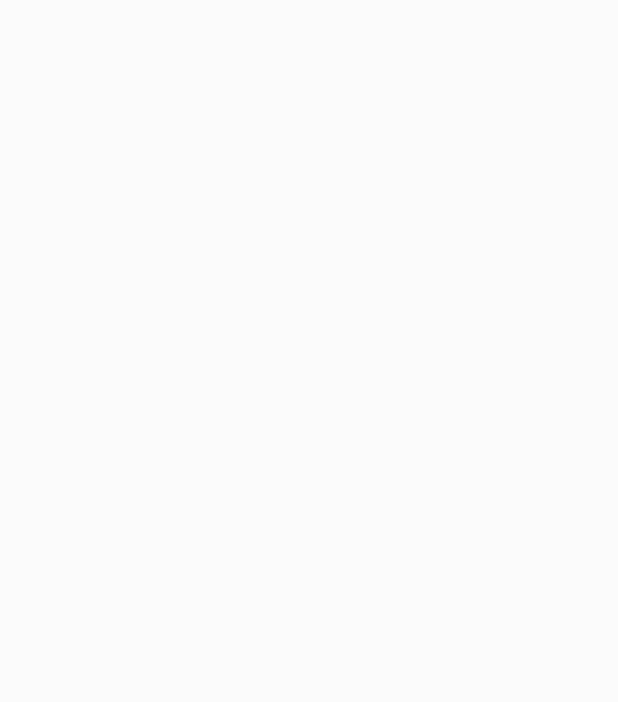
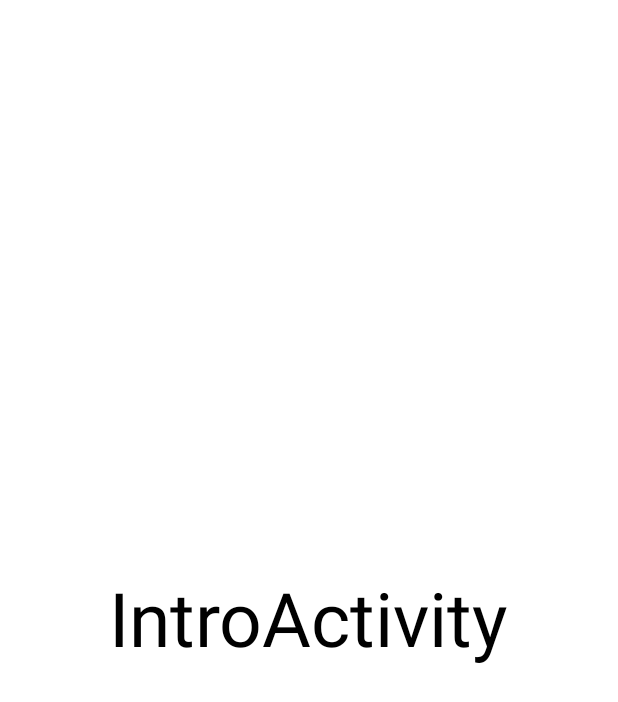
Before and after one commit to JinHwanJung/android-study-java, an Android app: the screen it shows after launch (IntroActivity), on a phone screen of 412 x 824 dp. Before the commit the part shown is empty. Shown: the top 702 px of the screen. Run offline under Robolectric (Android 15) with nearby library versions, the phone set to English and light mode, and no system bars.

Commit message:
앱명, 인트로 xml

```diff
--- a/app/src/main/res/layout/activity_intro.xml
+++ b/app/src/main/res/layout/activity_intro.xml
@@ -1,6 +1,16 @@
 <?xml version="1.0" encoding="utf-8"?>
-<LinearLayout
-    xmlns:android="http://schemas.android.com/apk/res/android" android:layout_width="match_parent"
-    android:layout_height="match_parent">
+<RelativeLayout
+    xmlns:android="http://schemas.android.com/apk/res/android"
+    android:layout_width="match_parent"
+    android:layout_height="match_parent"
+    android:background="@color/white" >
 
-</LinearLayout>
+    <TextView
+        android:layout_width="wrap_content"
+        android:layout_height="wrap_content"
+        android:layout_centerInParent="true"
+        android:textSize="50sp"
+        android:textColor="@color/black"
+        android:text="@string/intro_txt" />
+
+</RelativeLayout>
--- a/app/src/main/res/values/strings.xml
+++ b/app/src/main/res/values/strings.xml
@@ -1,3 +1,4 @@
 <resources>
-    <string name="app_name">AndroidAppStudy</string>
+    <string name="app_name">MyInstagram</string>
+    <string name="intro_txt">IntroActivity</string>
 </resources>
```
